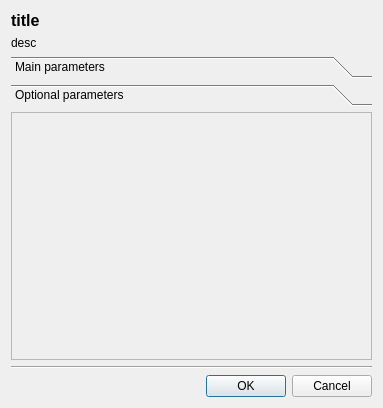
Old version of the form data/DialogIoProperties.ui in the repository calaos/calaos_installer.
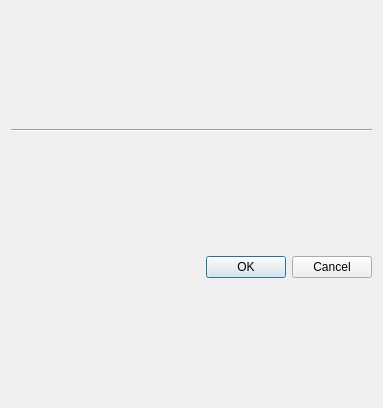
New version of the form. Icons and pictures are not drawn.

Commit message: Split IOProperties in a separate widget

What changed in the file:
```diff
--- a/data/DialogIoProperties.ui
+++ b/data/DialogIoProperties.ui
@@ -18,185 +18,6 @@
     <normaloff>:/img/document-properties.png</normaloff>:/img/document-properties.png</iconset>
   </property>
   <layout class="QVBoxLayout" name="verticalLayout">
-   <item>
-    <widget class="QLabel" name="labelTitle">
-     <property name="font">
-      <font>
-       <pointsize>12</pointsize>
-       <weight>75</weight>
-       <bold>true</bold>
-      </font>
-     </property>
-     <property name="text">
-      <string>title</string>
-     </property>
-    </widget>
-   </item>
-   <item>
-    <widget class="QLabel" name="labelDesc">
-     <property name="text">
-      <string>desc</string>
-     </property>
-     <property name="wordWrap">
-      <bool>true</bool>
-     </property>
-    </widget>
-   </item>
-   <item>
-    <widget class="QToolBox" name="toolBox">
-     <property name="currentIndex">
-      <number>1</number>
-     </property>
-     <widget class="QWidget" name="page">
-      <property name="geometry">
-       <rect>
-        <x>0</x>
-        <y>0</y>
-        <width>365</width>
-        <height>254</height>
-       </rect>
-      </property>
-      <attribute name="label">
-       <string>Main parameters</string>
-      </attribute>
-      <layout class="QVBoxLayout" name="verticalLayout_2">
-       <property name="leftMargin">
-        <number>0</number>
-       </property>
-       <property name="topMargin">
-        <number>0</number>
-       </property>
-       <property name="rightMargin">
-        <number>0</number>
-       </property>
-       <property name="bottomMargin">
-        <number>0</number>
-       </property>
-       <item>
-        <widget class="QScrollArea" name="scrollAreaMandatory">
-         <property name="widgetResizable">
-          <bool>true</bool>
-         </property>
-         <widget class="QWidget" name="scrollAreaWidgetContents">
-          <property name="geometry">
-           <rect>
-            <x>0</x>
-            <y>0</y>
-            <width>363</width>
-            <height>252</height>
-           </rect>
-          </property>
-          <layout class="QVBoxLayout" name="verticalLayout_4">
-           <property name="leftMargin">
-            <number>9</number>
-           </property>
-           <property name="topMargin">
-            <number>0</number>
-           </property>
-           <property name="rightMargin">
-            <number>0</number>
-           </property>
-           <property name="bottomMargin">
-            <number>0</number>
-           </property>
-           <item>
-            <layout class="QGridLayout" name="mainLayout"/>
-           </item>
-           <item>
-            <spacer name="verticalSpacer_3">
-             <property name="orientation">
-              <enum>Qt::Vertical</enum>
-             </property>
-             <property name="sizeHint" stdset="0">
-              <size>
-               <width>20</width>
-               <height>241</height>
-              </size>
-             </property>
-            </spacer>
-           </item>
-          </layout>
-         </widget>
-        </widget>
-       </item>
-      </layout>
-     </widget>
-     <widget class="QWidget" name="page_2">
-      <property name="geometry">
-       <rect>
-        <x>0</x>
-        <y>0</y>
-        <width>365</width>
-        <height>254</height>
-       </rect>
-      </property>
-      <attribute name="label">
-       <string>Optional parameters</string>
-      </attribute>
-      <layout class="QVBoxLayout" name="verticalLayout_3">
-       <property name="leftMargin">
-        <number>0</number>
-       </property>
-       <property name="topMargin">
-        <number>0</number>
-       </property>
-       <property name="rightMargin">
-        <number>0</number>
-       </property>
-       <property name="bottomMargin">
-        <number>0</number>
-       </property>
-       <item>
-        <widget class="QScrollArea" name="scrollAreaOptional">
-         <property name="widgetResizable">
-          <bool>true</bool>
-         </property>
-         <widget class="QWidget" name="scrollAreaWidgetContents_2">
-          <property name="geometry">
-           <rect>
-            <x>0</x>
-            <y>0</y>
-            <width>363</width>
-            <height>252</height>
-           </rect>
-          </property>
-          <layout class="QVBoxLayout" name="verticalLayout_5">
-           <property name="leftMargin">
-            <number>9</number>
-           </property>
-           <property name="topMargin">
-            <number>0</number>
-           </property>
-           <property name="rightMargin">
-            <number>0</number>
-           </property>
-           <property name="bottomMargin">
-            <number>0</number>
-           </property>
-           <item>
-            <layout class="QGridLayout" name="optionLayout"/>
-           </item>
-           <item>
-            <spacer name="verticalSpacer_2">
-             <property name="orientation">
-              <enum>Qt::Vertical</enum>
-             </property>
-             <property name="sizeHint" stdset="0">
-              <size>
-               <width>20</width>
-               <height>241</height>
-              </size>
-             </property>
-            </spacer>
-           </item>
-          </layout>
-         </widget>
-        </widget>
-       </item>
-      </layout>
-     </widget>
-    </widget>
-   </item>
    <item>
     <widget class="Line" name="line">
      <property name="orientation">
```
The commit also changes 6 other files.
